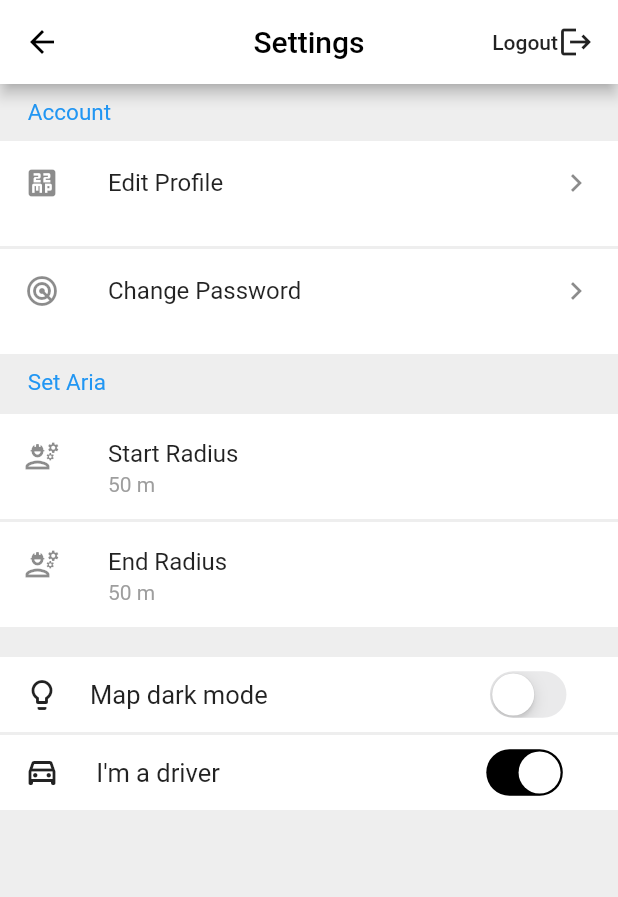
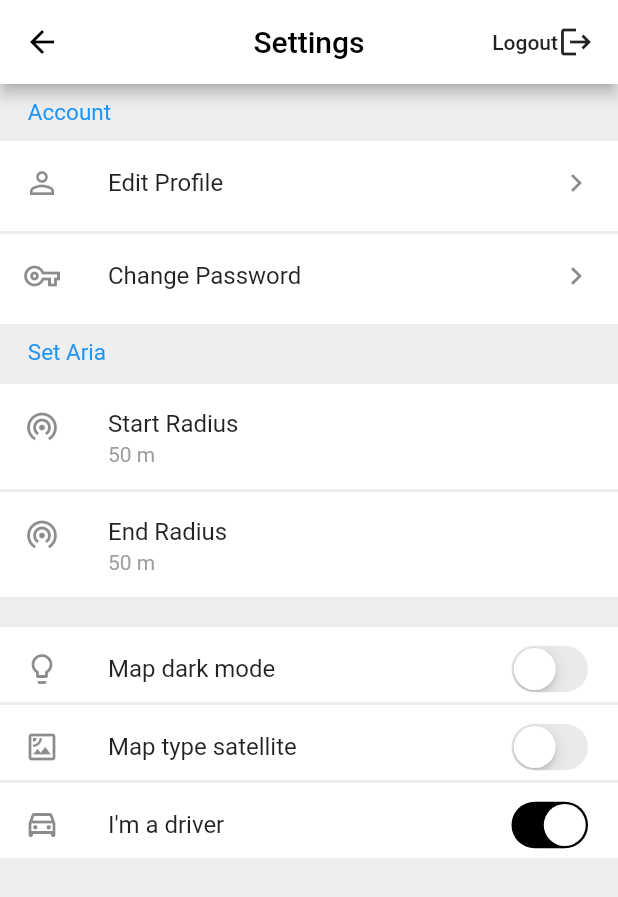
Before and after one commit to TimotinM/BDAS, a Flutter app: the Options screen opened by its route, on a phone screen of 412 x 824 dp. Shown: the top 897 px of the screen. Run offline on Flutter 3.47's test engine with Material 2 defaults, Android fonts, the phone set to English and light mode, and no system bars; our stand-ins replace flutter_spinkit, geolocator, google_maps_flutter, image_picker; missing offline and left inert: flutter_polyline_points.

Commit message:
Add Map mode satellite

```diff
--- a/lib/Data.dart
+++ b/lib/Data.dart
@@ -11,3 +11,4 @@ bool isLoggedIn = false;
 bool loading = false;
 bool isDriver = true;
 bool dark = false;
+bool isSatelit = false;
--- a/lib/HomePage.dart
+++ b/lib/HomePage.dart
@@ -364,7 +364,7 @@ class _MapViewState extends State<MapView> {
   }
 
   BitmapDescriptor carIcon;
-
+  MapType mapType;
   @override
   void initState() {
     super.initState();
@@ -410,7 +410,7 @@ class _MapViewState extends State<MapView> {
       );
     });
     BitmapDescriptor.fromAssetImage(
-        ImageConfiguration(size: Size(100, 100)),
+        ImageConfiguration(size: Size(50, 50)),
         'assets/carMarker.png').then((onValue) {
       carIcon = onValue;
     });
@@ -422,8 +422,8 @@ class _MapViewState extends State<MapView> {
   @override
   Widget build(BuildContext context) {
     if(isMapCreated)
+      changeMapMode();
 
-      changeMapMode();
     if(data.dark){
       color = Colors.white;
       notColor = Colors.black;
@@ -432,12 +432,20 @@ class _MapViewState extends State<MapView> {
       notColor = Colors.white;
     }
 
+    if(data.isSatelit){
+      mapType = MapType.hybrid;
+    }else{
+      mapType = MapType.normal;
+    }
+
     if(data.isDriver) {
       fab = Icon(
         IconData(61806, fontFamily: 'MaterialIcons'),
         color: color,
         size: 56,
       );
+
+
     }else{
       fab = Icon(
           IconData(61813, fontFamily: 'MaterialIcons'),
@@ -464,7 +472,7 @@ class _MapViewState extends State<MapView> {
                   initialCameraPosition: _initialLocation,
                   myLocationEnabled: true,
                   myLocationButtonEnabled: false,
-                  mapType: MapType.normal,
+                  mapType: mapType,
                   zoomGesturesEnabled: true,
                   zoomControlsEnabled: false,
                   onMapCreated: (GoogleMapController controller) {
--- a/lib/Options.dart
+++ b/lib/Options.dart
@@ -90,7 +90,7 @@ class _Options extends State<Options>{
               _startRadiusController.text + ' m',
               style: TextStyle(color: Colors.grey),
           ),
-          leading: Icon(IconData(61474, fontFamily: 'MaterialIcons')),
+          leading: Icon(Icons.wifi_tethering_outlined),
           onTap: () {
             _showDialog(_startRadiusController, "Start Radius");
           }
@@ -106,7 +106,7 @@ class _Options extends State<Options>{
             _endRadiusController.text + ' m',
             style: TextStyle(color: Colors.grey),
           ),
-          leading: Icon(IconData(61474, fontFamily: 'MaterialIcons')),
+          leading: Icon(Icons.wifi_tethering_outlined),
 
           onTap: (){
             _showDialog(_endRadiusController, "End Radius");
@@ -115,7 +115,7 @@ class _Options extends State<Options>{
       );
 
       final editProfile = Container(
-        height: 70,
+        height: 60,
         color: Colors.white,
         child: ListTile(
           title: Text('Edit Profile'),
@@ -123,11 +123,11 @@ class _Options extends State<Options>{
           onTap: () {
             Navigator.of(context).pushNamed('/editProfile');
           },
-          leading: Icon(IconData(57360, fontFamily: 'MaterialIcons')),
+          leading: Icon(Icons.person_outline),
         ),
       );
       final changePassword = Container(
-        height: 70,
+        height: 60,
         color: Colors.white,
         child: ListTile(
           title: Text('Change Password'),
@@ -135,24 +135,16 @@ class _Options extends State<Options>{
           onTap: () {
             Navigator.of(context).pushNamed('/changePassword');
           },
-          leading: Icon(IconData(58625, fontFamily: 'MaterialIcons')),
+          leading: Icon(Icons.vpn_key_outlined),
         ),
       );
 
-      final darkMap = Container (
+      final darkMap = Container(
         height: 50,
         color: Colors.white,
-        child: Row(
-          children: <Widget>[
-            SizedBox(width: 16),
-            Icon(Icons.lightbulb_outline),
-            SizedBox(width: 20),
-            Text(
-                'Map dark mode',
-                 style: TextStyle(fontSize: 17),
-            ),
-            SizedBox(width: MediaQuery.of(context).size.width*0.35),
-            CupertinoSwitch(
+        child: ListTile(
+          title: Text('Map dark mode'),
+          trailing:  CupertinoSwitch(
               activeColor: Colors.black,
               value: data.dark,
               onChanged: (value){
@@ -160,25 +152,36 @@ class _Options extends State<Options>{
                   data.dark = !data.dark;
                 });
               }
-            )
-          ],
+          ),
+          leading: Icon(Icons.lightbulb_outline),
         ),
       );
 
-      final driver = Container (
+      final mapType = Container(
         height: 50,
         color: Colors.white,
-        child: Row(
-          children: <Widget>[
-            SizedBox(width: 16),
-            Icon(Icons.drive_eta_outlined),
-            SizedBox(width: 20),
-            Text(
-              " I'm a driver       ",
-              style: TextStyle(fontSize: 17),
+        child: ListTile(
+            title: Text("Map type satellite"),
+            trailing:  CupertinoSwitch(
+                activeColor: Colors.black,
+                value: data.isSatelit,
+                onChanged: (value){
+                  setState(() {
+                    data.isSatelit = !data.isSatelit;
+                  });
+                }
             ),
-            SizedBox(width: MediaQuery.of(context).size.width*0.35),
-            CupertinoSwitch(
+            leading: Icon(Icons.satellite_outlined)
+        ),
+      );
+
+
+      final driver = Container(
+        height: 50,
+        color: Colors.white,
+        child: ListTile(
+          title: Text("I'm a driver"),
+          trailing:  CupertinoSwitch(
               activeColor: Colors.black,
               value: data.isDriver,
               onChanged: (value){
@@ -186,10 +189,11 @@ class _Options extends State<Options>{
                   data.isDriver = !data.isDriver;
                 });
               }
-            )
-          ],
+          ),
+          leading: Icon(Icons.drive_eta_outlined)
         ),
       );
+
 
       return Scaffold(
         //backgroundColor: Colors.grey,
@@ -249,6 +253,8 @@ class _Options extends State<Options>{
                   SizedBox(height: 20),
                   darkMap,
                   SizedBox(height: 2),
+                  mapType,
+                  SizedBox(height: 2),
                   driver
                 ],
               ),
```
Lines whose indentation alone changed are shown as unchanged.
